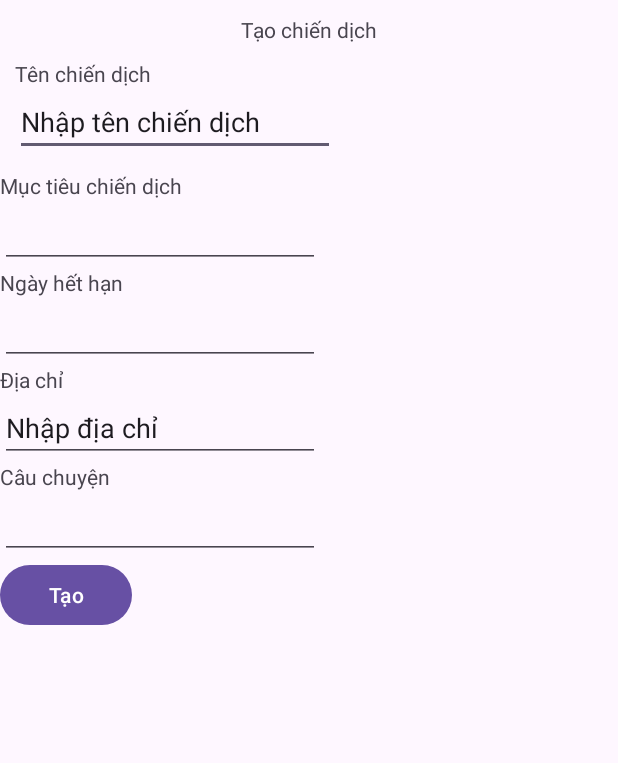
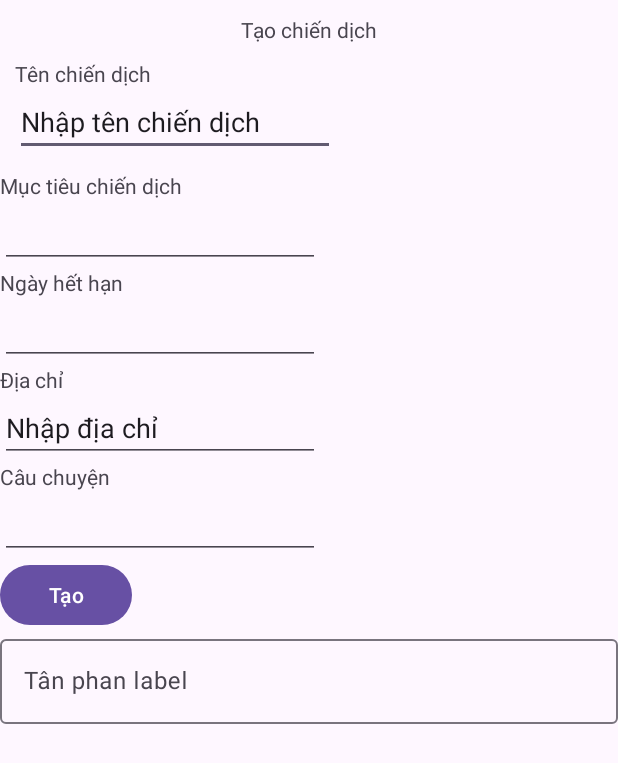
Before and after one commit to Nhung-cau-be/sitoapplication, an Android app: the CreateCampaignActivity screen opened directly, with no data from a screen before it, on a phone screen of 412 x 824 dp. Shown: the top 763 px of the screen. Run offline under Robolectric (Android 15) with nearby library versions, the phone set to English and light mode, and no system bars; our stand-ins replace Room's generated code.

Commit message:
create datepicker

```diff
--- a/app/src/main/java/com/example/sitoapplication/controller/CreateCampaignActivity.java
+++ b/app/src/main/java/com/example/sitoapplication/controller/CreateCampaignActivity.java
@@ -5,6 +5,7 @@ import android.os.Bundle;
 import android.util.Log;
 import android.view.View;
 import android.widget.Button;
+import android.widget.EditText;
 import android.widget.TextView;
 
 import androidx.appcompat.app.AppCompatActivity;
@@ -15,6 +16,8 @@ import com.example.sitoapplication.model.CampaignViewModel;
 import com.example.sitoapplication.entity.Campaign;
 import com.google.android.material.datepicker.MaterialDatePicker;
 import com.google.android.material.datepicker.MaterialPickerOnPositiveButtonClickListener;
+import com.google.android.material.textfield.TextInputEditText;
+import com.google.android.material.textfield.TextInputLayout;
 
 import java.text.SimpleDateFormat;
 
@@ -27,6 +30,7 @@ public class CreateCampaignActivity extends AppCompatActivity {
     TextView txtStory;
     Button btnCreate;
     MaterialDatePicker<Long> datePicker;
+    TextInputEditText test;
 
     @Override
     protected void onCreate(Bundle savedInstanceState) {
@@ -46,6 +50,7 @@ public class CreateCampaignActivity extends AppCompatActivity {
         txtAddress = findViewById(R.id.editTextAddress);
         txtStory = findViewById(R.id.editTextStory);
         btnCreate = findViewById(R.id.buttonCreate);
+        test = findViewById(R.id.textFieldd);
 
         campaignViewModel.getAll().observe(this, words -> {
             // Update the cached copy of the words in the adapter.
@@ -53,6 +58,15 @@ public class CreateCampaignActivity extends AppCompatActivity {
                 campaignViewModel.getAll().getValue().forEach(campaign1 -> Log.v("sdasdsadsadas", campaign1.getName()));
             else
                 Log.v("Áddddd", "Khong co");
+        });
+
+        test.setOnFocusChangeListener(new View.OnFocusChangeListener() {
+            @Override
+            public void onFocusChange(View v, boolean hasFocus) {
+                Log.e("12321321312", "123123213123");
+                datePicker.show(getSupportFragmentManager(), "MATERIAL_DATE_PICKER");
+
+            }
         });
 
         txtDeadline.setOnFocusChangeListener(new View.OnFocusChangeListener() {
--- a/app/src/main/res/layout/create_campaign.xml
+++ b/app/src/main/res/layout/create_campaign.xml
@@ -114,4 +114,22 @@
         android:text="Tạo"
         app:layout_constraintTop_toBottomOf="@+id/editTextStory"
         tools:layout_editor_absoluteX="220dp" />
+
+    <com.google.android.material.textfield.TextInputLayout
+        android:id="@+id/textField"
+        android:layout_width="match_parent"
+        android:layout_height="wrap_content"
+        android:hint="Tân phan label"
+        app:layout_constraintTop_toBottomOf="@+id/buttonCreate"
+        app:endIconMode="clear_text">
+
+        <com.google.android.material.textfield.TextInputEditText
+            android:id="@+id/textFieldd"
+            android:layout_width="match_parent"
+            android:layout_height="wrap_content"
+            android:maxLines="1"
+            android:keyboardNavigationCluster="true"
+            />
+
+    </com.google.android.material.textfield.TextInputLayout>
 </androidx.constraintlayout.widget.ConstraintLayout>
```
